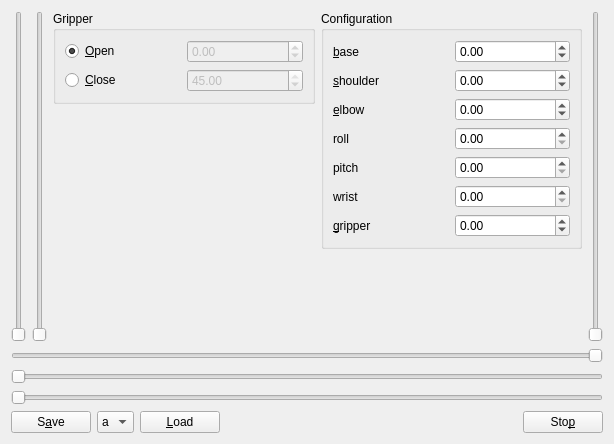
First picture: the form in sainsmartwidget.ui, repository wedesoft/arduino-sainsmart, before the edit.
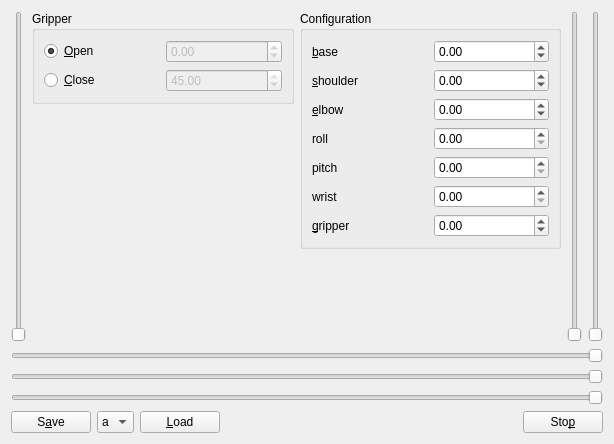
Second picture: the form after the edit.

Commit message: Add roll slider and roll spin

The edit to the form file:
```diff
--- a/sainsmartwidget.ui
+++ b/sainsmartwidget.ui
@@ -32,13 +32,6 @@
        </property>
       </widget>
      </item>
-     <item>
-      <widget class="QSlider" name="pitchSlider">
-       <property name="orientation">
-        <enum>Qt::Vertical</enum>
-       </property>
-      </widget>
-     </item>
      <item>
       <layout class="QVBoxLayout" name="verticalLayout">
        <item>
@@ -263,6 +256,22 @@
        </property>
       </widget>
      </item>
+     <item>
+      <widget class="QSlider" name="pitchSlider">
+       <property name="maximum">
+        <number>10000</number>
+       </property>
+       <property name="singleStep">
+        <number>100</number>
+       </property>
+       <property name="pageStep">
+        <number>1000</number>
+       </property>
+       <property name="orientation">
+        <enum>Qt::Vertical</enum>
+       </property>
+      </widget>
+     </item>
     </layout>
    </item>
    <item>
@@ -286,16 +295,40 @@
    </item>
    <item>
     <widget class="QSlider" name="rollSlider">
+     <property name="maximum">
+      <number>10000</number>
+     </property>
+     <property name="singleStep">
+      <number>100</number>
+     </property>
+     <property name="pageStep">
+      <number>1000</number>
+     </property>
      <property name="orientation">
       <enum>Qt::Horizontal</enum>
      </property>
+     <property name="invertedAppearance">
+      <bool>true</bool>
+     </property>
     </widget>
    </item>
    <item>
     <widget class="QSlider" name="wristSlider">
+     <property name="maximum">
+      <number>10000</number>
+     </property>
+     <property name="singleStep">
+      <number>100</number>
+     </property>
+     <property name="pageStep">
+      <number>1000</number>
+     </property>
      <property name="orientation">
       <enum>Qt::Horizontal</enum>
      </property>
+     <property name="invertedAppearance">
+      <bool>true</bool>
+     </property>
     </widget>
    </item>
    <item>
```
The commit also changes 2 other files.
